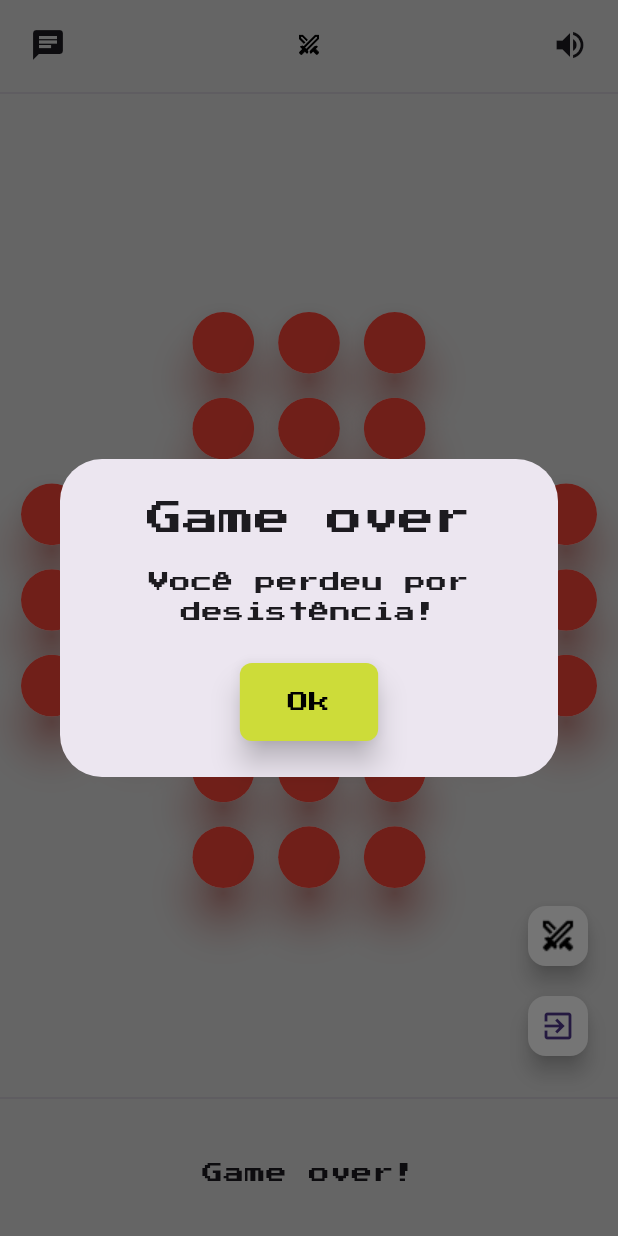
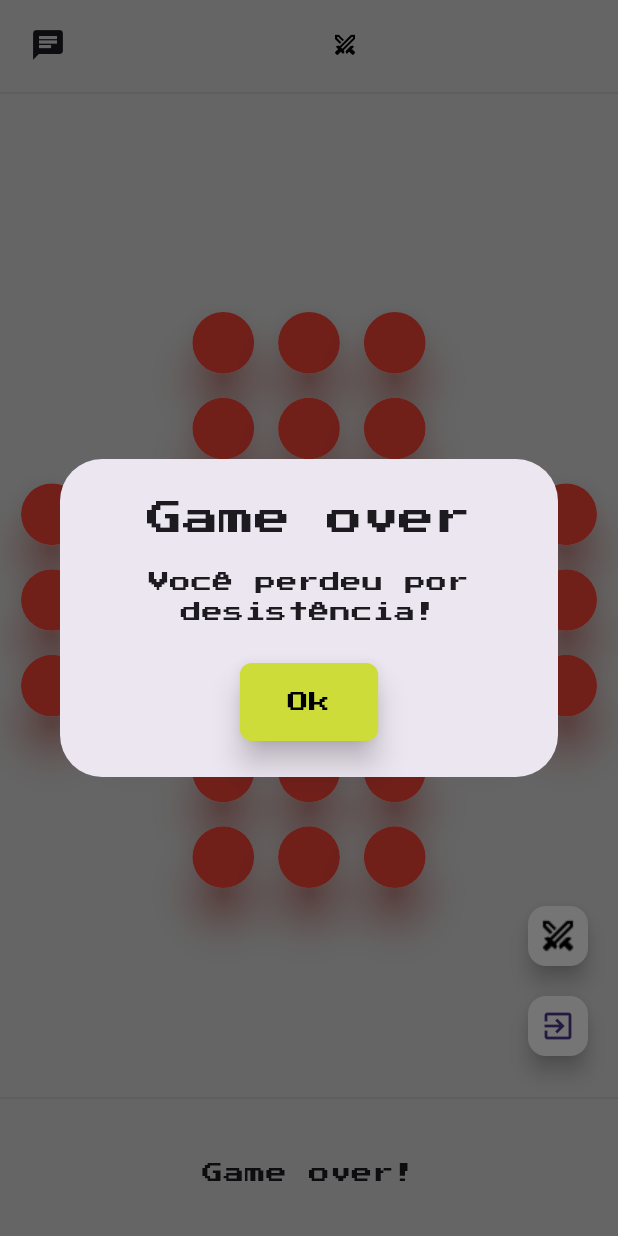
Before and after one commit to anselmoparente/Othello, a Flutter app: the GamePage screen opened directly with empty values, after a tap on the "flag" icon, on a phone screen of 412 x 824 dp. Run offline on Flutter 3.47's test engine with Material 3 defaults, Android fonts, the light colour scheme and no system bars; our stand-ins replace bloc, flutter_bloc; missing offline and left inert: network_info_plus; statements that could not run were skipped.

Commit message:
feat: Removed button of toogle sound

```diff
--- a/lib/bloc/game_bloc.dart
+++ b/lib/bloc/game_bloc.dart
@@ -19,7 +19,6 @@ class GameBloc extends Bloc<GameEvent, GameState> {
   ) : super(GameState.initial(myTurn, firstPlayer, secondPlayer)) {
     on<CellTappedEvent>(_onCellTapped);
     on<CellDroppedEvent>(_onCellDropped);
-    on<ToogleSoundEvent>(_onToogleSound);
     on<SendMessageEvent>(_sendMessage);
     on<SocketDataEvent>(_onSocketData);
     on<OpenChatEvent>(_onOpenChat);
@@ -59,10 +58,6 @@ class GameBloc extends Bloc<GameEvent, GameState> {
 
   void _onCellDropped(CellDroppedEvent event, Emitter emit) {
     emit(_makeMovement(event.droppedCell.index, event.destinationCell.index));
-  }
-
-  void _onToogleSound(ToogleSoundEvent event, Emitter emit) {
-    emit(state.copyWith(soundEnable: !state.soundEnable));
   }
 
   void _sendMessage(SendMessageEvent event, Emitter emit) {
--- a/lib/bloc/game_events.dart
+++ b/lib/bloc/game_events.dart
@@ -17,8 +17,6 @@ class CellDroppedEvent extends GameEvent {
 
   CellDroppedEvent(this.droppedCell, this.destinationCell);
 }
-
-class ToogleSoundEvent extends GameEvent {}
 
 class SendMessageEvent extends GameEvent {
   final ChatMessageModel message;
--- a/lib/pages/game_page.dart
+++ b/lib/pages/game_page.dart
@@ -75,7 +75,6 @@ class _GamePageState extends State<GamePage> {
       appBar: appBarWidget(
         bloc: _bloc,
         openChat: _openChat,
-        toogleSound: () => _bloc.add(ToogleSoundEvent()),
       ),
       drawer: Drawer(
         child: ChatWidget(
--- a/lib/widgets/app_bar_widget.dart
+++ b/lib/widgets/app_bar_widget.dart
@@ -10,7 +10,6 @@ import 'open_chat_button_widget.dart';
 AppBar appBarWidget({
   required GameBloc bloc,
   required VoidCallback openChat,
-  required VoidCallback toogleSound,
 }) {
   TextStyle? playerNameTextStyle;
   double? swordsImageSize;
@@ -65,14 +64,6 @@ AppBar appBarWidget({
                       style: playerNameTextStyle,
                     ),
                   ),
-                  IconButton(
-                    tooltip:
-                        '${state.soundEnable ? 'Desabilitar' : 'Habilitar'} som',
-                    onPressed: toogleSound,
-                    icon: Icon(
-                      state.soundEnable ? Icons.volume_up : Icons.volume_off,
-                    ),
-                  ),
                 ],
               ),
             ),
```
